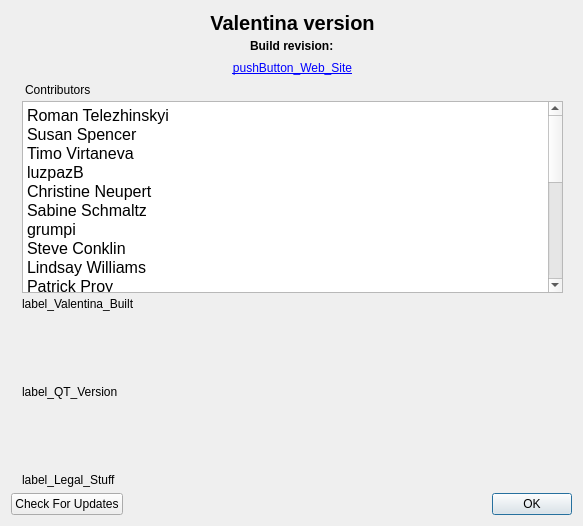
Before: the Qt Designer form src/app/valentina/dialogs/dialogaboutapp.ui in FashionFreedom/Seamly2D, drawn with Qt 5.
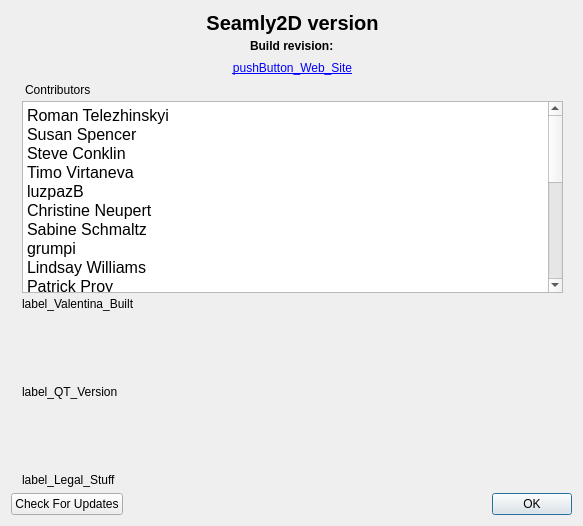
After: the same form once the commit is applied. Icons and pictures are not drawn.

Commit message: replaced text 'Valentina' with 'Seamly2D'

Diff of the .ui file:
```diff
--- a/src/app/valentina/dialogs/dialogaboutapp.ui
+++ b/src/app/valentina/dialogs/dialogaboutapp.ui
@@ -81,7 +81,7 @@
           </font>
          </property>
          <property name="text">
-          <string>Valentina version</string>
+          <string>Seamly2D version</string>
          </property>
          <property name="alignment">
           <set>Qt::AlignCenter</set>
@@ -206,12 +206,12 @@
          <property name="plainText">
           <string notr="true">Roman Telezhinskyi  
 Susan Spencer
+Steve Conklin
 Timo Virtaneva 
 luzpazB 
 Christine Neupert
 Sabine Schmaltz
 grumpi
-Steve Conklin
 Lindsay Williams
 Patrick Proy
 Mischa Krempel
```
Left out of the diff: 2 changed lines with no effect on the pictures. The commit also changes 125 other files.
